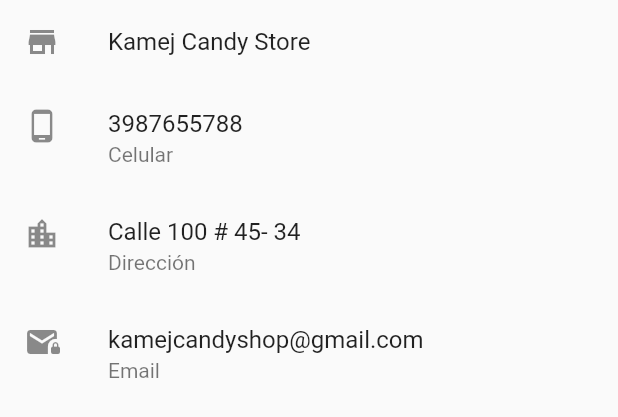
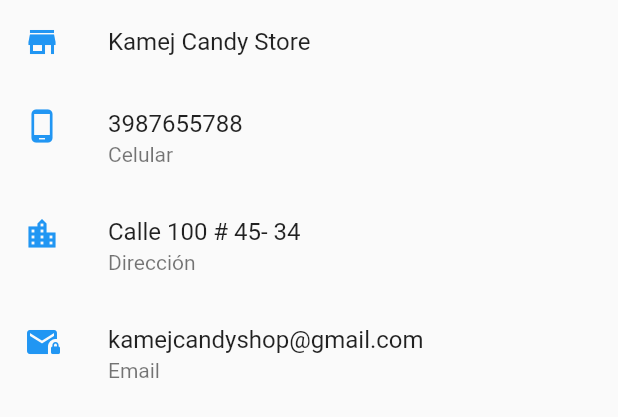
Before and after one commit to yulybeltran/Shopping_Cart_Reto2, a Flutter app: what pag4_acercade() shows on an empty page, opened directly, on a phone screen of 412 x 824 dp. Shown: the top 417 px of the screen. Run offline on Flutter 3.47's test engine with Material 2 defaults, Android fonts, the light colour scheme and no system bars; our stand-ins replace get, google_fonts, rflutter_alert; network calls fail; Roboto replaces fonts that are missing (Acme).

```diff
--- a/lib/ui/pag4_acercade.dart
+++ b/lib/ui/pag4_acercade.dart
@@ -15,24 +15,24 @@ class _pag4_acercadeState extends State<pag4_acercade> {
       child: ListView(
         children: [
           ListTile(
-            leading: Icon(Icons.store_mall_directory),
+            leading: Icon(Icons.store_mall_directory , color: Colors.blue),
             title: Text("Kamej Candy Store", style: GoogleFonts.acme(),),
 
           ),
 
            ListTile(
-            leading: Icon(Icons.phone_android),
+            leading: Icon(Icons.phone_android , color: Colors.blue),
             title: Text("3987655788", style: GoogleFonts.acme(),),
             subtitle: Text("Celular", style: GoogleFonts.acme(),)
           ),
            ListTile(
-            leading: Icon(Icons.location_city),
+            leading: Icon(Icons.location_city , color: Colors.blue),
             title: Text("Calle 100 # 45- 34", style: GoogleFonts.acme(),),
             subtitle: Text("Dirección", style: GoogleFonts.acme(),)
 
           ),
            ListTile(
-            leading: Icon(Icons.mail_lock),
+            leading: Icon(Icons.mail_lock , color: Colors.blue),
             title: Text("kamejcandyshop@gmail.com", style: GoogleFonts.acme(),),
             subtitle: Text("Email", style: GoogleFonts.acme(),)
           )
```
Also changed, not shown: 1 other file.
